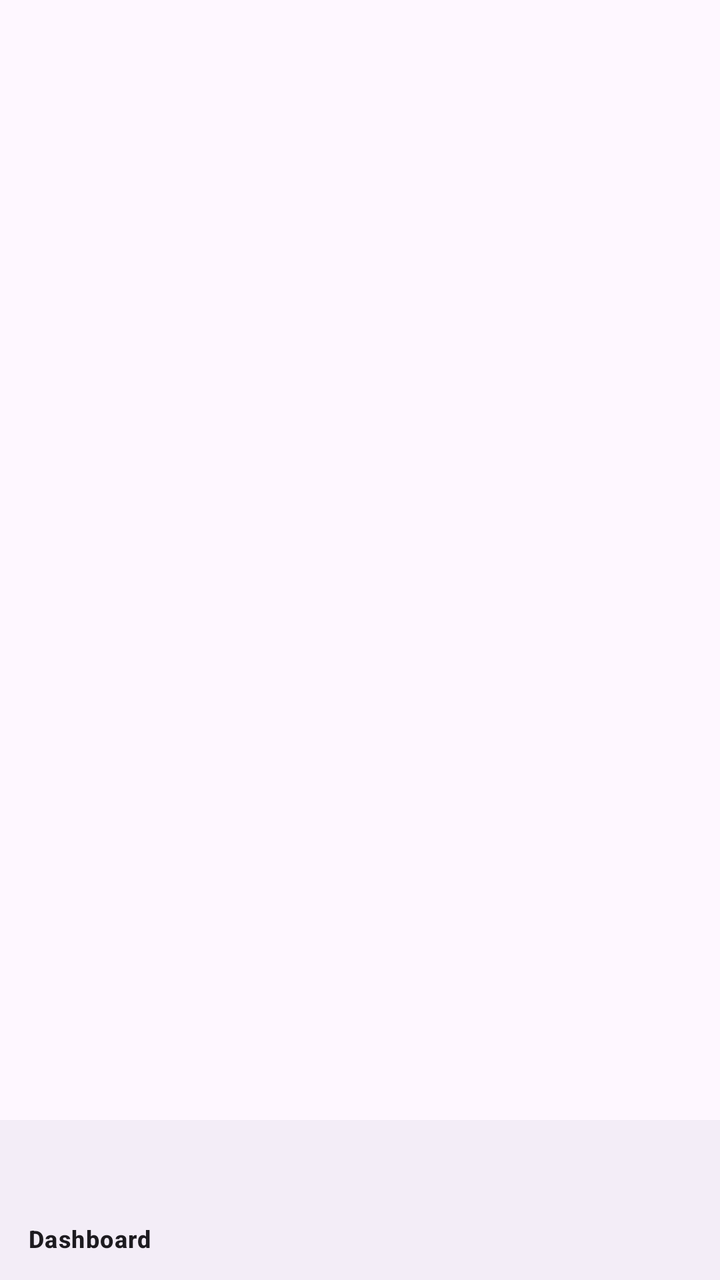
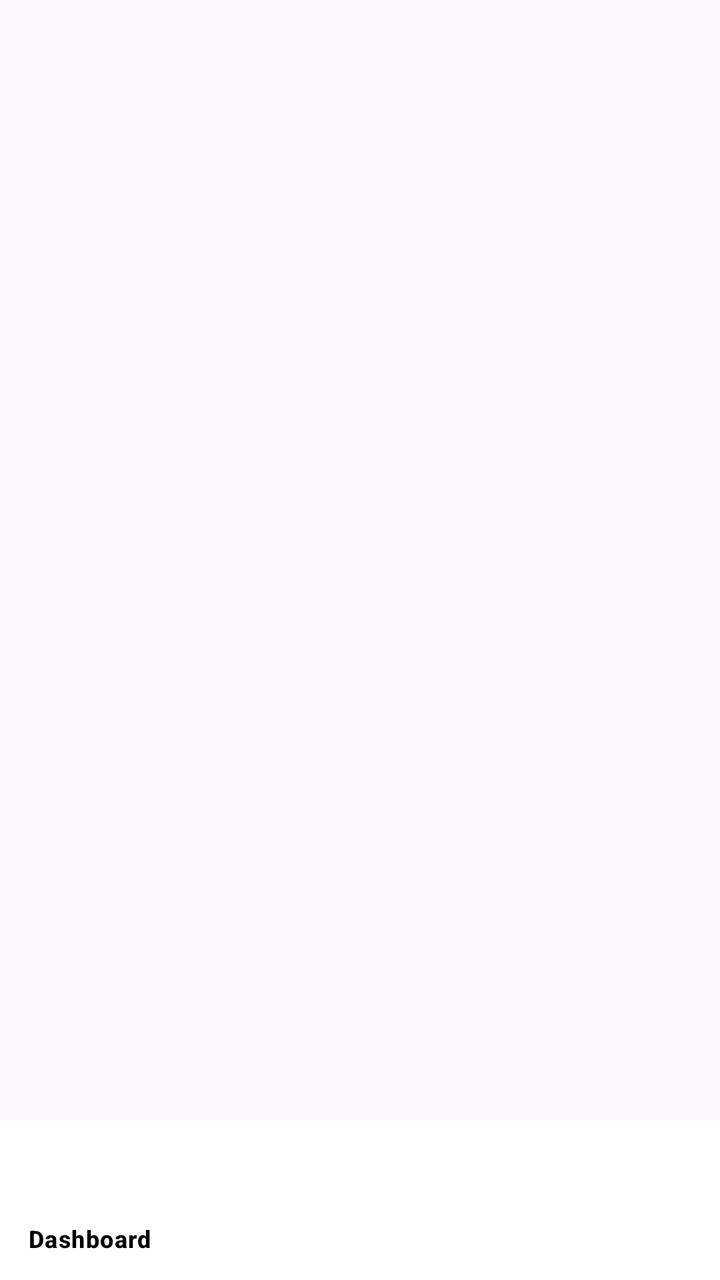

The first picture is an Android layout as it rendered before a commit; the second is the same layout after the commit. The layout source and the unified diff follow.
<!-- AndroidManifest.xml: application theme Theme.SecureAFenceAdministrator -->
<!-- res/layout/activity_main.xml -->
<?xml version="1.0" encoding="utf-8"?>
<androidx.constraintlayout.widget.ConstraintLayout xmlns:android="http://schemas.android.com/apk/res/android"
    xmlns:app="http://schemas.android.com/apk/res-auto"
    android:layout_width="match_parent"
    android:layout_height="match_parent">

    <FrameLayout
        android:id="@+id/fragment_container"
        android:layout_width="0dp"
        android:layout_height="0dp"
        app:layout_constraintBottom_toTopOf="@+id/bottom_navigation"
        app:layout_constraintEnd_toEndOf="parent"
        app:layout_constraintStart_toStartOf="parent"
        app:layout_constraintTop_toTopOf="parent" />

    <com.google.android.material.bottomnavigation.BottomNavigationView
        android:id="@+id/bottom_navigation"
        android:layout_width="0dp"
        android:layout_height="wrap_content"
        app:layout_constraintBottom_toBottomOf="parent"
        app:layout_constraintEnd_toEndOf="parent"
        app:layout_constraintStart_toStartOf="parent"
        app:menu="@menu/bottom_nav_menu" />

</androidx.constraintlayout.widget.ConstraintLayout>
<!-- resources referenced by this layout -->
<resources>
  <style name="Theme.SecureAFenceAdministrator" parent="Theme.Material3.DayNight.NoActionBar">
          <item name="colorPrimary">@color/purple_500</item>
      </style>
  <color name="purple_500">#FF6650a4</color>
</resources>

<!-- the commit's change to res/layout/activity_main.xml (unified diff, before → after) -->
@@ -17,6 +17,9 @@
         android:id="@+id/bottom_navigation"
         android:layout_width="0dp"
         android:layout_height="wrap_content"
+        android:background="@android:color/white"
+        app:itemTextColor="@android:color/black"
+        app:itemIconTint="@android:color/black"
         app:layout_constraintBottom_toBottomOf="parent"
         app:layout_constraintEnd_toEndOf="parent"
         app:layout_constraintStart_toStartOf="parent"
<!-- resource entries referenced after the edit -->
@@ -1,8 +1,10 @@
 <!-- resources referenced by this layout -->
 <resources>
   <style name="Theme.SecureAFenceAdministrator" parent="Theme.Material3.DayNight.NoActionBar">
-          <item name="colorPrimary">@color/purple_500</item>
+          <item name="colorPrimary">@color/primary_blue</item>
+          <item name="android:textColorPrimary">@color/text_dark</item>
       </style>
-  <color name="purple_500">#FF6650a4</color>
+  <color name="primary_blue">#FF0D47A1</color>
+  <color name="text_dark">#FF212121</color>
 </resources>
 
